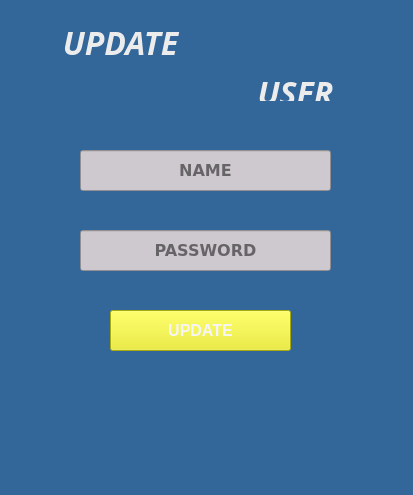
Enki403/ProyectoBDI, file Código/Core/view/UpdateUser.ui: the form before one commit.
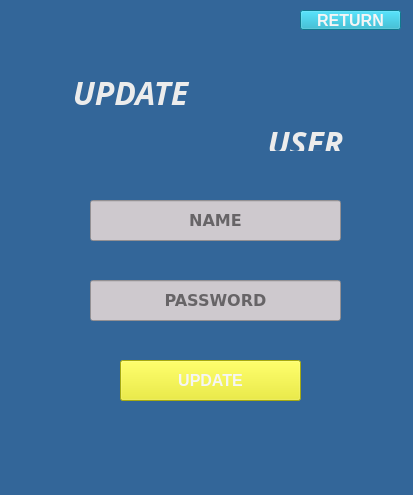
The form after the commit. Icons and pictures are not drawn.

Commit message: creando modulos para utilizar las ventanas y añadiendo el boton de return

```diff
--- a/Código/Core/view/UpdateUser.ui
+++ b/Código/Core/view/UpdateUser.ui
@@ -33,8 +33,8 @@
    <widget class="QLabel" name="label">
     <property name="geometry">
      <rect>
-      <x>40</x>
-      <y>20</y>
+      <x>50</x>
+      <y>70</y>
       <width>161</width>
       <height>41</height>
      </rect>
@@ -53,8 +53,8 @@
    <widget class="QLabel" name="label_2">
     <property name="geometry">
      <rect>
-      <x>120</x>
-      <y>10</y>
+      <x>130</x>
+      <y>60</y>
       <width>181</width>
       <height>91</height>
      </rect>
@@ -69,8 +69,8 @@
    <widget class="QLabel" name="label_3">
     <property name="geometry">
      <rect>
-      <x>250</x>
-      <y>70</y>
+      <x>260</x>
+      <y>120</y>
       <width>91</width>
       <height>31</height>
      </rect>
@@ -89,8 +89,8 @@
    <widget class="QPushButton" name="loginButton">
     <property name="geometry">
      <rect>
-      <x>110</x>
-      <y>310</y>
+      <x>120</x>
+      <y>360</y>
       <width>181</width>
       <height>41</height>
      </rect>
@@ -116,8 +116,8 @@
     </property>
     <property name="geometry">
      <rect>
-      <x>80</x>
-      <y>230</y>
+      <x>90</x>
+      <y>280</y>
       <width>251</width>
       <height>41</height>
      </rect>
@@ -156,8 +156,8 @@
     </property>
     <property name="geometry">
      <rect>
-      <x>80</x>
-      <y>150</y>
+      <x>90</x>
+      <y>200</y>
       <width>251</width>
       <height>41</height>
      </rect>
@@ -190,8 +190,8 @@
    <widget class="QLabel" name="infoCreateLabel">
     <property name="geometry">
      <rect>
-      <x>90</x>
-      <y>360</y>
+      <x>100</x>
+      <y>420</y>
       <width>221</width>
       <height>31</height>
      </rect>
@@ -200,6 +200,30 @@
      <string>&lt;html&gt;&lt;head/&gt;&lt;body&gt;&lt;p align=&quot;center&quot;&gt;&lt;br/&gt;&lt;/p&gt;&lt;/body&gt;&lt;/html&gt;</string>
     </property>
    </widget>
+   <widget class="QPushButton" name="buttonReturn">
+    <property name="geometry">
+     <rect>
+      <x>300</x>
+      <y>10</y>
+      <width>101</width>
+      <height>20</height>
+     </rect>
+    </property>
+    <property name="font">
+     <font>
+      <pointsize>12</pointsize>
+      <weight>75</weight>
+      <bold>true</bold>
+     </font>
+    </property>
+    <property name="styleSheet">
+     <string notr="true">color: rgb(245, 245, 245);
+background-color: rgb(23, 170, 199);</string>
+    </property>
+    <property name="text">
+     <string>RETURN</string>
+    </property>
+   </widget>
    <zorder>label_2</zorder>
    <zorder>label</zorder>
    <zorder>label_3</zorder>
```
Left out of the diff: 31 changed lines with no effect on the pictures. The commit also changes 18 other files.
